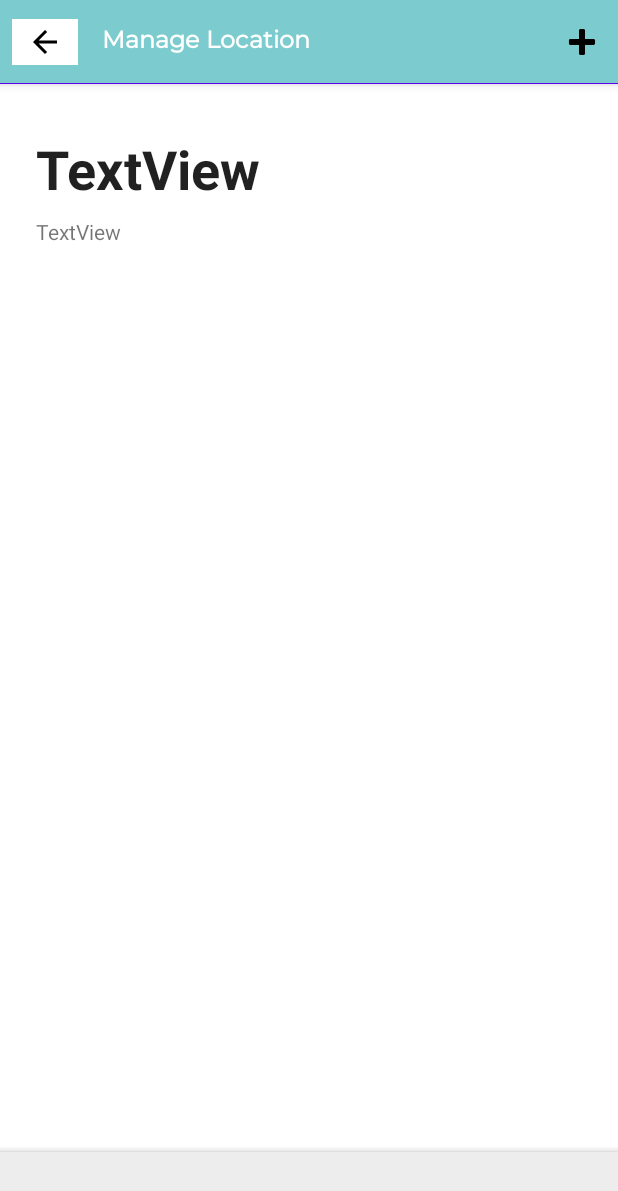
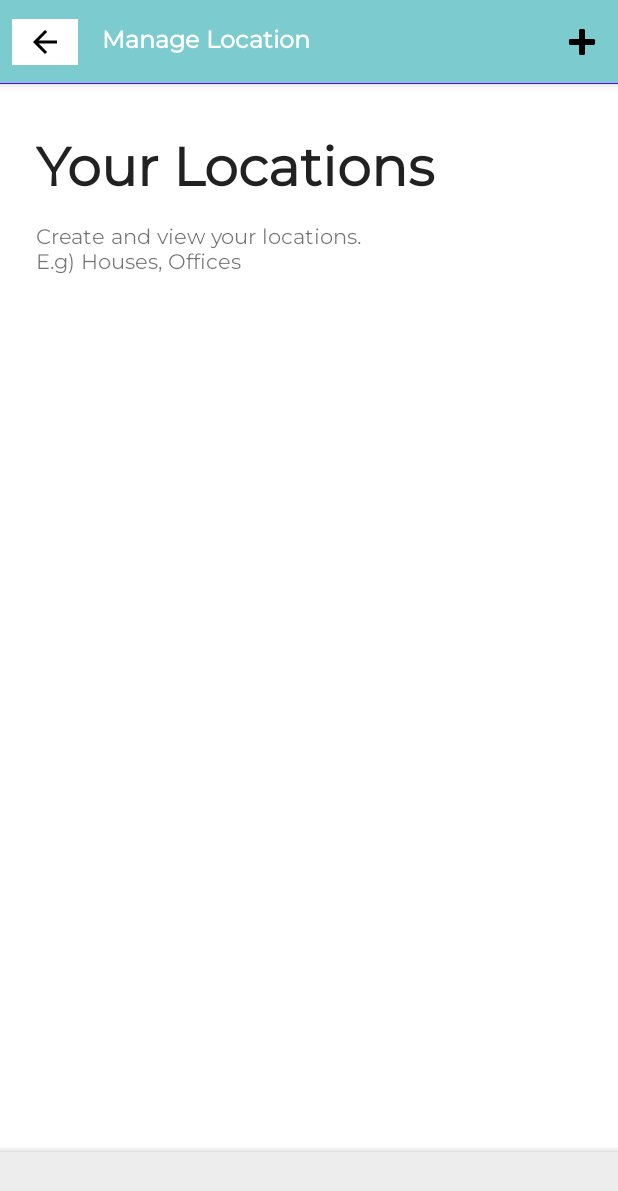
Before and after one commit to jordanchoi/mad21-t02-assignment-teampk, an Android app: the LocationActivity screen opened directly, with no data from a screen before it, on a phone screen of 412 x 824 dp. Shown: the top 1191 px of the screen. Run offline under Robolectric (Android 15) with nearby library versions, the phone set to English and light mode, and no system bars.

Commit message:
Refined the actionbar of the already created activities. Commit before attempting to implement the Bottom Navigation Activity

```diff
--- a/app/src/main/java/sg/edu/np/mad/teampk/stufftrek/LocationActivity.java
+++ b/app/src/main/java/sg/edu/np/mad/teampk/stufftrek/LocationActivity.java
@@ -12,6 +12,14 @@ import android.widget.ImageButton;
 import android.widget.TextView;
 
 public class LocationActivity extends AppCompatActivity {
+    ActionBar actionBar;
+    View view;
+    Toolbar parent;
+    ImageButton backBtn;
+    ImageButton rightBtn;
+    TextView title;
+    TextView locationTitle;
+    TextView locationDesc;
 
     @Override
     protected void onCreate(Bundle savedInstanceState) {
@@ -22,22 +30,22 @@ public class LocationActivity extends AppCompatActivity {
         Intent receiveIntent = getIntent();
 
         // Action Bar Customization
-        ActionBar actionBar = getSupportActionBar();
+        actionBar = getSupportActionBar();
         // actionBar.setBackgroundDrawable(new ColorDrawable(Color.parseColor("#7CCBCE")));
         actionBar.setDisplayOptions(ActionBar.DISPLAY_SHOW_CUSTOM);
         actionBar.setDisplayShowCustomEnabled(true);
         getSupportActionBar().setCustomView(R.layout.custom_actionbar);
-        View view = getSupportActionBar().getCustomView();
+        view = getSupportActionBar().getCustomView();
 
         // Remove the space at the start and end of the customized action bar
-        Toolbar parent =(Toolbar) view.getParent();
+        parent = (Toolbar) view.getParent();
         parent.setPadding(0,0,0,0); //for tab otherwise give space in tab
         parent.setContentInsetsAbsolute(0,0);
 
         // Widgets in the ActionBar
-        ImageButton backBtn = view.findViewById(R.id.backBtn);
-        ImageButton rightBtn = view.findViewById(R.id.rightBtn);
-        TextView title = view.findViewById(R.id.abTitleTV);
+        backBtn = view.findViewById(R.id.backBtn);
+        rightBtn = view.findViewById(R.id.rightBtn);
+        title = view.findViewById(R.id.abTitleTV);
 
         // Set Title in the Actionbar
         title.setText("Manage Location");
@@ -61,6 +69,14 @@ public class LocationActivity extends AppCompatActivity {
             }
         });
 
+        // Get the header widgets of the activity - Title and Description TextView
+        locationTitle = findViewById(R.id.locationPageTitleTV);
+        locationDesc = findViewById(R.id.locationPageDescTV);
+
+        // Set the texts of the respective header widgets of the activity.
+        locationTitle.setText("Your Locations");
+        locationDesc.setText("Create and view your locations.\nE.g) Houses, Offices");
+
         /*
         //testing code
         DBHandler dbh = new DBHandler(this,null,null,1);
--- a/app/src/main/res/layout/activity_location.xml
+++ b/app/src/main/res/layout/activity_location.xml
@@ -25,6 +25,7 @@
                 android:layout_height="wrap_content"
                 android:layout_marginStart="24dp"
                 android:layout_marginTop="32dp"
+                android:fontFamily="@font/montserrat"
                 android:text="TextView"
                 android:textAppearance="@style/TextAppearance.AppCompat.Large"
                 android:textSize="36sp"
@@ -37,6 +38,7 @@
                 android:layout_width="wrap_content"
                 android:layout_height="wrap_content"
                 android:layout_marginTop="8dp"
+                android:fontFamily="@font/montserrat"
                 android:text="TextView"
                 app:layout_constraintStart_toStartOf="@+id/locationPageTitleTV"
                 app:layout_constraintTop_toBottomOf="@+id/locationPageTitleTV" />
```
Also changed, not shown: app/src/main/java/sg/edu/np/mad/teampk/stufftrek/AllItemsActivity.java (+12 -6 lines), app/src/main/java/sg/edu/np/mad/teampk/stufftrek/CategoryActivity.java (+13 -6 lines), app/src/main/java/sg/edu/np/mad/teampk/stufftrek/UnassignedItemsActivity.java (+13 -6 lines).
